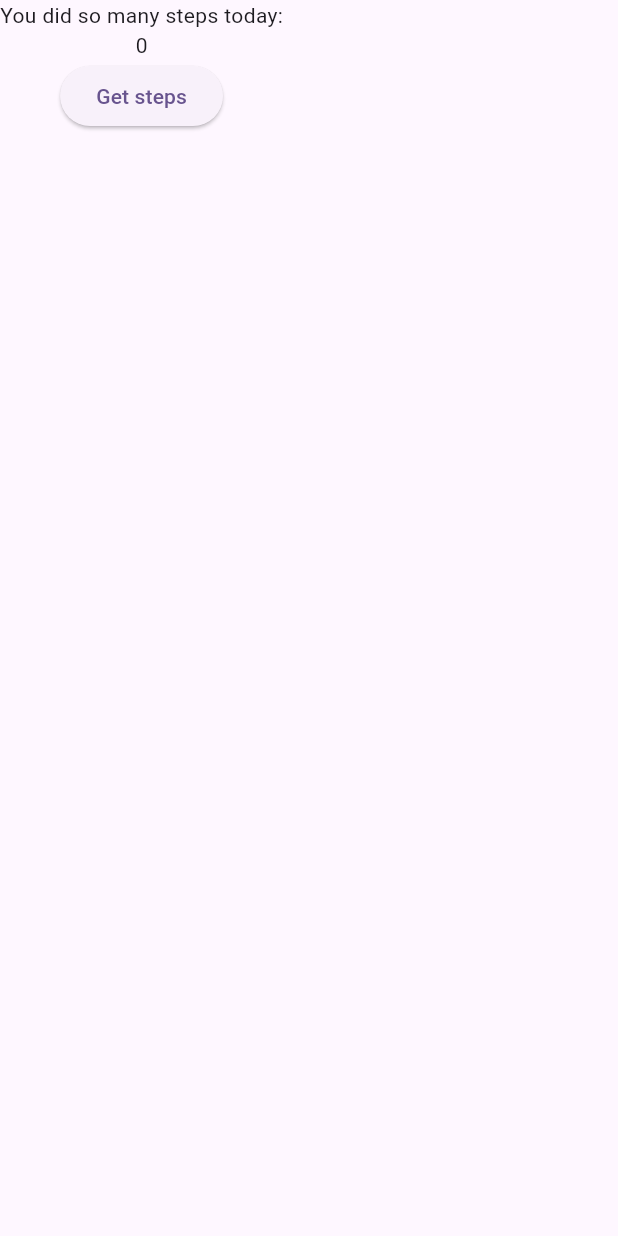
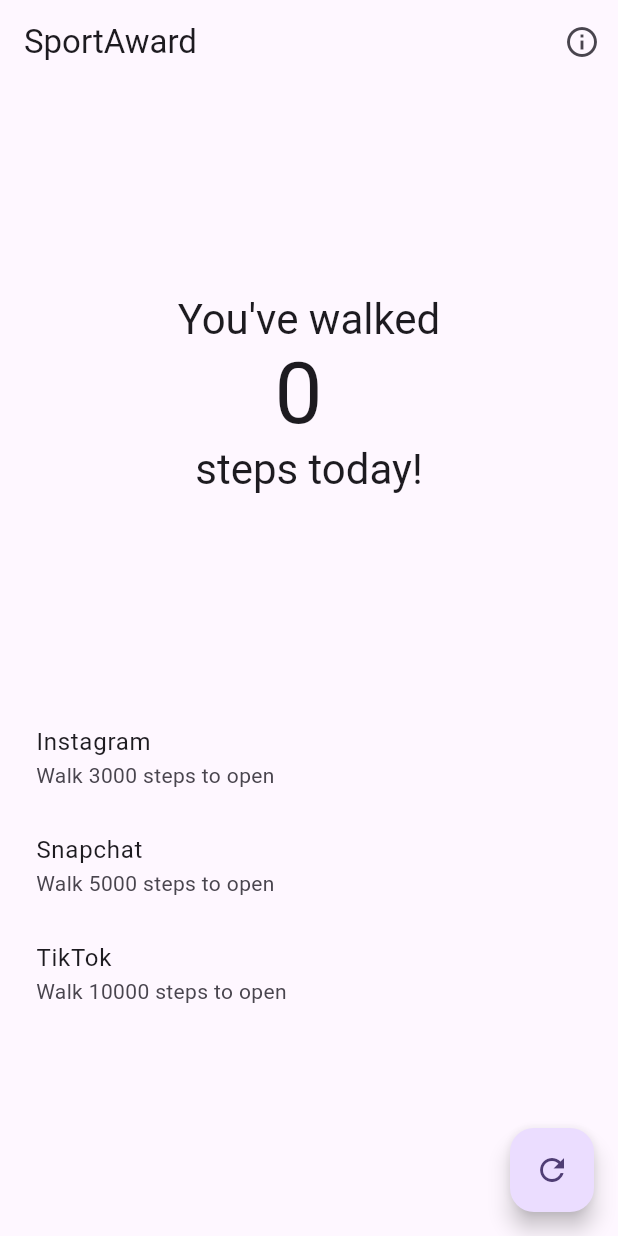
Before and after one commit to QRCheckApp/SportAward, a Flutter app: the screen it shows after launch, on a phone screen of 412 x 824 dp. Run offline on Flutter 3.47's test engine with Material 2 defaults, Android fonts, the phone set to English and light mode, and no system bars; missing offline and left inert: shake.

Commit message:
working step counting

```diff
--- /dev/null
+++ b/lib/app_model.dart
@@ -0,0 +1,13 @@
+class AppModel {
+  final String name;
+  final String androidUrl;
+  final String iosUrl;
+  final int requiredSteps;
+
+  AppModel({
+    required this.name,
+    required this.androidUrl,
+    required this.iosUrl,
+    required this.requiredSteps,
+  });
+}
--- a/lib/home_page.dart
+++ b/lib/home_page.dart
@@ -1,4 +1,6 @@
+import 'package:dosport/app_model.dart';
 import 'package:flutter/material.dart';
+import 'package:shake/shake.dart';
 
 class HomePage extends StatefulWidget {
   const HomePage({super.key});
@@ -9,28 +11,125 @@ class HomePage extends StatefulWidget {
 
 class _HomePageState extends State<HomePage> {
   int stepAmount = 0;
+  ShakeDetector? detector;
+
+  List<AppModel> appList = [
+    //Instagram
+    AppModel(
+      name: "Instagram",
+      androidUrl: "com.instagram.and",
+      iosUrl: "19023801823",
+      requiredSteps: 3000,
+    ),
+    //Snapchat
+    AppModel(
+      name: "Snapchat",
+      androidUrl: "com.snapchat.and",
+      iosUrl: "19023801823",
+      requiredSteps: 5000,
+    ),
+    //TiKTok
+    AppModel(
+      name: "TikTok",
+      androidUrl: "com.tiktok.and",
+      iosUrl: "19023801823",
+      requiredSteps: 10000,
+    ),
+  ];
 
   @override
   void initState() {
     super.initState();
+    // Initialize the ShakeDetector
+    detector = ShakeDetector.autoStart(
+      onPhoneShake: () => setState(() => stepAmount += 1000),
+    );
+  }
+
+  @override
+  void dispose() {
+    detector?.stopListening();
+    super.dispose();
   }
 
   @override
   Widget build(BuildContext context) {
     return Scaffold(
-      body: Column(children: [
-        const Text("You did so many steps today:"),
-        Text(stepAmount.toString()),
-        ElevatedButton(
-          onPressed: () async {
-            int steps = stepAmount + 1000;
-            setState(() {
-              stepAmount = steps;
-            });
-          },
-          child: const Text("Get steps"),
+      appBar: AppBar(
+        title: const Text("SportAward"),
+        actions: [
+          IconButton(
+            onPressed: () {
+              showLicensePage(
+                context: context,
+                applicationName: "Junction23 \n © QrCheck",
+              );
+            },
+            icon: const Icon(Icons.info_outline),
+          ),
+        ],
+      ),
+      body: Padding(
+        padding: const EdgeInsets.symmetric(horizontal: 8.0),
+        child: Column(
+          mainAxisAlignment: MainAxisAlignment.spaceEvenly,
+          children: [
+            Column(
+              mainAxisAlignment: MainAxisAlignment.center,
+              children: [
+                Text(
+                  "You've walked",
+                  style: Theme.of(context).textTheme.headlineMedium,
+                ),
+                Text(
+                  "$stepAmount ",
+                  style: Theme.of(context).textTheme.displayLarge,
+                ),
+                Text(
+                  "steps today!",
+                  style: Theme.of(context).textTheme.headlineMedium,
+                ),
+              ],
+            ),
+            ListView.builder(
+              physics: const NeverScrollableScrollPhysics(),
+              shrinkWrap: true,
+              itemCount: appList.length,
+              itemBuilder: (context, index) {
+                return ListTile(
+                  title: Text(appList[index].name),
+                  subtitle: Text(
+                    "Walk ${appList[index].requiredSteps} steps to open",
+                  ),
+                  onTap: () {
+                    if (stepAmount >= appList[index].requiredSteps) {
+                      // Open the app
+                    } else {
+                      //Show a snackbar
+                      ScaffoldMessenger.of(context).showSnackBar(
+                        SnackBar(
+                          duration: const Duration(seconds: 1),
+                          content: Text(
+                            "You need to walk ${appList[index].requiredSteps - stepAmount} more steps to open ${appList[index].name}",
+                          ),
+                        ),
+                      );
+                    }
+                  },
+                );
+              },
+            ),
+          ],
         ),
-      ]),
+      ),
+      floatingActionButton: FloatingActionButton(
+        onPressed: () {
+          setState(() {
+            stepAmount = 0; // Reset stepAmount and call setState
+          });
+        },
+        child: const Icon(Icons.refresh),
+      ),
     );
   }
 }
--- a/lib/main.dart
+++ b/lib/main.dart
@@ -11,6 +11,7 @@ class MyApp extends StatelessWidget {
   @override
   Widget build(BuildContext context) {
     return MaterialApp(
+      debugShowCheckedModeBanner: false,
       theme: ThemeData(
 
         colorScheme: ColorScheme.fromSeed(seedColor: Colors.deepPurple),
--- a/pubspec.yaml
+++ b/pubspec.yaml
@@ -34,7 +34,9 @@ dependencies:
 
   # The following adds the Cupertino Icons font to your application.
   # Use with the CupertinoIcons class for iOS style icons.
-  cupertino_icons: ^1.0.2
+  cupertino_icons: ^1.0.6
+
+  shake: ^2.2.0
 
 
 
@@ -47,7 +49,7 @@ dev_dependencies:
   # activated in the `analysis_options.yaml` file located at the root of your
   # package. See that file for information about deactivating specific lint
   # rules and activating additional ones.
-  flutter_lints: ^2.0.0
+  flutter_lints: ^3.0.1
 
 # For information on the generic Dart part of this file, see the
 # following page: https://dart.dev/tools/pub/pubspec
```
Also changed, not shown: 5 other files.
